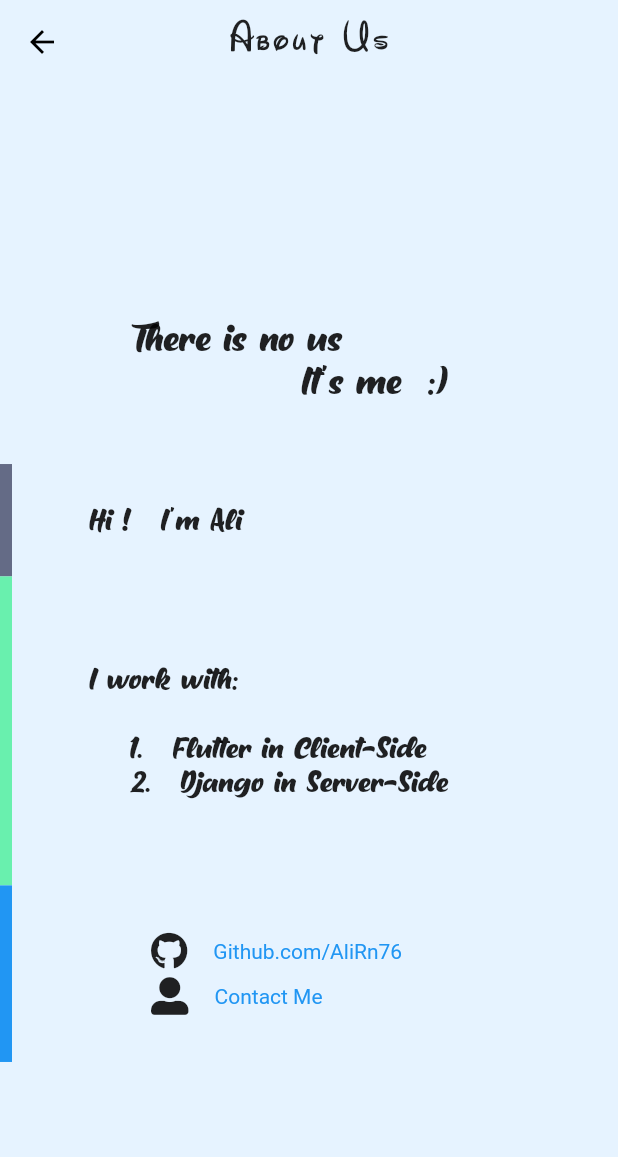
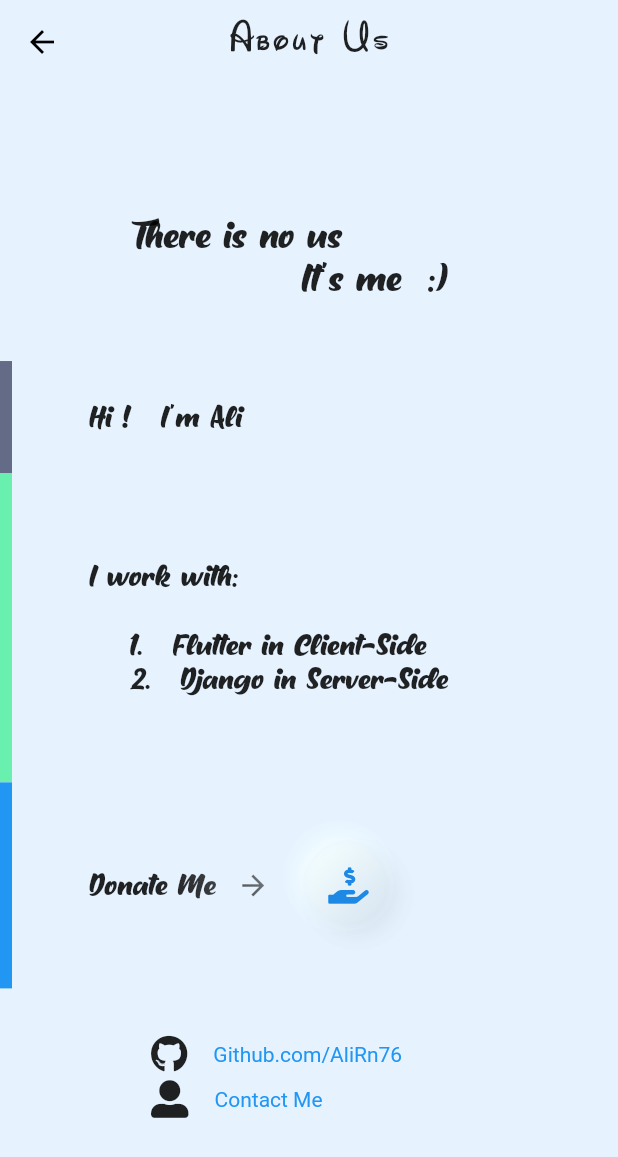
Before and after one commit to AliRn76/HiCoffee-App, a Flutter app: the AboutUsScreen screen opened directly, on a phone screen of 412 x 824 dp. Shown: the top 1157 px of the screen. Run offline on Flutter 3.47's test engine with Material 2 defaults, Android fonts, the phone set to English and light mode, and no system bars; drawn by our look-alikes of clay_containers; our stand-ins replace connectivity, flip_card, flutter_spinkit, font_awesome_flutter, numberpicker, sqflite and 1 more; missing offline and left inert: flutter_fluid_slider, folding_cell, jalali_date, number_selection, progress_button; accounts and stored records are empty.

Commit message:
ready for final release

```diff
--- a/hicoffee/lib/blocs/logs_provider.dart
+++ b/hicoffee/lib/blocs/logs_provider.dart
@@ -46,7 +46,7 @@ class LogsProvider extends ChangeNotifier {
   void reqShowLogs() async{
     try{
       Map<String, String> reqHeader = {"Authorization": "Token ${await selectToken()}"};
-      Response response = await get("http://al1.best:85/api/show-logs/", headers: reqHeader);
+      Response response = await get("http://al1.best:86/api/show-logs/", headers: reqHeader);
       print("show-logs response: ${response.statusCode}");
       List<dynamic> data = await jsonDecode(utf8.decode(response.bodyBytes));
       // Serialize data
--- a/hicoffee/lib/blocs/requests_provider.dart
+++ b/hicoffee/lib/blocs/requests_provider.dart
@@ -47,7 +47,7 @@ class RequestsProvider extends ChangeNotifier{
   void requestItems() async{
     try{
       Map<String, String> reqHeader = {"Authorization": "Token ${await selectToken()}"};
-      Response response = await get("http://al1.best:85/api/show-all/", headers:reqHeader);
+      Response response = await get("http://al1.best:86/api/show-all/", headers:reqHeader);
       print("response: ${response.statusCode}");
       List<dynamic> data = await jsonDecode(utf8.decode(response.bodyBytes));
       print("data: $data");
@@ -77,8 +77,8 @@ class RequestsProvider extends ChangeNotifier{
       "Accept": "application/json",
       "Authorization": "Token ${await selectToken()}"
     };
-    Response response = await post("http://al1.best:85/api/add/", body:jsonBody, headers:reqHeader);
-    if(response.statusCode == 201){
+    Response response = await post("http://al1.best:86/api/add/", body:jsonBody, headers:reqHeader);
+    if(response.statusCode == 200){
       // Add to local db
       var result = await DatabaseHelper().insertItem(item);
       print("Insert db Result: $result");
@@ -94,7 +94,7 @@ class RequestsProvider extends ChangeNotifier{
   // delete item from server
   Future<int> reqDeleteItem(Item item) async{
     Map<String, String> reqHeader = {"Authorization": "Token ${await selectToken()}"};
-    Response response = await delete("http://al1.best:85/api/delete/${item.name}", headers:reqHeader);
+    Response response = await delete("http://al1.best:86/api/delete/${item.name}", headers:reqHeader);
     print(response.body);
     print(response.statusCode);
     if(response.statusCode == 200){
@@ -119,7 +119,7 @@ class RequestsProvider extends ChangeNotifier{
       "Accept": "application/json",
       "Authorization": "Token ${await selectToken()}"
     };
-    Response response = await post("http://al1.best:85/api/sell/", body:jsonBody, headers:reqHeader);
+    Response response = await post("http://al1.best:86/api/sell/", body:jsonBody, headers:reqHeader);
     if(response.statusCode == 200){
       // Update the local db
       var result = await DatabaseHelper().updateItem(item, sellValue);
@@ -148,7 +148,7 @@ class RequestsProvider extends ChangeNotifier{
       "Accept": "application/json",
       "Authorization": "Token ${await selectToken()}"
     };
-    Response response = await put("http://al1.best:85/api/edit/", body:jsonBody, headers: reqHeader);
+    Response response = await put("http://al1.best:86/api/edit/", body:jsonBody, headers: reqHeader);
     if(response.statusCode == 202){
       // Update the local db
       var result = await DatabaseHelper().editItem(oldName, newName, newNumber);
--- a/hicoffee/lib/screens/aboutUs_screen.dart
+++ b/hicoffee/lib/screens/aboutUs_screen.dart
@@ -143,95 +143,95 @@ class _AboutUsScreenState extends State<AboutUsScreen>  with SingleTickerProvide
               ),
             ],
           ),
-//          Row(
-//            children: <Widget>[
-//              Container(
-//                width: 8.0,
-//                height: height()/6,
-//                color: Colors.blue,
-//              ),
-//              SizedBox(width: width()/8),
-//              Container(
-//                width: width() - width()/8 - 8,
-//                height: height()/6,
-//                child: Align(
-//                  alignment: Alignment(-1, 0),
-//                  child: Row(
-//                    mainAxisAlignment: MainAxisAlignment.start,
-//                    children: <Widget>[
-////                    SizedBox(width: width()/16),
-//                      Text(
-//                        "Donate Me  ",
-//                        style: TextStyle(
-//                          fontFamily: "Milton",
-//                          fontSize: 20.0,
-//                        ),
-//                      ),
-//                      Icon(
-//                        Icons.arrow_forward,
-//                        size: 22.0,
-//                      ),
-//                      SizedBox(width: 10.0),
-//                      Center(
-//                        child: ClayContainer(
-//                          color: Theme.of(context).scaffoldBackgroundColor,
-//                          height: 85,
-//                          width: 85,
-//                          borderRadius: 200,
-//                          curveType: CurveType.concave,
-//                          spread: 30,
-//                          depth: calculatedFirstDepth.toInt(),
-//                          child: Center(
-//                            child: ClayContainer(
-//                              height: 75,
-//                              width: 75,
-//                              borderRadius: 200,
-//                              depth: calculatedSecondDepth.toInt(),
-//                              curveType: CurveType.convex,
-//                              color: Theme.of(context).scaffoldBackgroundColor,
-//                              child: Center(
-//                                child: ClayContainer(
-//                                    height: 60,
-//                                    width: 60,
-//                                    borderRadius: 200,
-//                                    color: Theme.of(context).scaffoldBackgroundColor,
-//                                    depth: calculatedThirdDepth.toInt(),
-//                                    curveType: CurveType.concave,
-//                                    child: Center(
-//                                        child: ClayContainer(
-//                                          height: 50,
-//                                          width: 50,
-//                                          borderRadius: 200,
-//                                          color: Theme.of(context).scaffoldBackgroundColor,
-//                                          depth: calculatedFourthDepth.toInt(),
-//                                          curveType: CurveType.convex,
-//                                          child: IconButton(
-//                                            icon: FaIcon(FontAwesomeIcons.handHoldingUsd),
-//                                            onPressed: () => launch('https://idpay.ir/alirn'),
-//                                            color: Colors.blue[600],
-//                                            splashColor: Colors.blue,
-//                                            hoverColor: Colors.blue,
-//                                          ),
-//                                        )
-//                                    )
-//                                ),
-//                              ),
-//                            ),
-//                          ),
-//                        ),
-//                      ),
-//                    ],
-//                  ),
-//                ),
-//              ),
-//            ],
-//          ),
+          Row(
+            children: <Widget>[
+              Container(
+                width: 8.0,
+                height: height()/6,
+                color: Colors.blue,
+              ),
+              SizedBox(width: width()/8),
+              Container(
+                width: width() - width()/8 - 8,
+                height: height()/6,
+                child: Align(
+                  alignment: Alignment(-1, 0),
+                  child: Row(
+                    mainAxisAlignment: MainAxisAlignment.start,
+                    children: <Widget>[
+//                    SizedBox(width: width()/16),
+                      Text(
+                        "Donate Me  ",
+                        style: TextStyle(
+                          fontFamily: "Milton",
+                          fontSize: 20.0,
+                        ),
+                      ),
+                      Icon(
+                        Icons.arrow_forward,
+                        size: 22.0,
+                      ),
+                      SizedBox(width: 10.0),
+                      Center(
+                        child: ClayContainer(
+                          color: Theme.of(context).scaffoldBackgroundColor,
+                          height: 85,
+                          width: 85,
+                          borderRadius: 200,
+                          curveType: CurveType.concave,
+                          spread: 30,
+                          depth: calculatedFirstDepth.toInt(),
+                          child: Center(
+                            child: ClayContainer(
+                              height: 75,
+                              width: 75,
+                              borderRadius: 200,
+                              depth: calculatedSecondDepth.toInt(),
+                              curveType: CurveType.convex,
+                              color: Theme.of(context).scaffoldBackgroundColor,
+                              child: Center(
+                                child: ClayContainer(
+                                    height: 60,
+                                    width: 60,
+                                    borderRadius: 200,
+                                    color: Theme.of(context).scaffoldBackgroundColor,
+                                    depth: calculatedThirdDepth.toInt(),
+                                    curveType: CurveType.concave,
+                                    child: Center(
+                                        child: ClayContainer(
+                                          height: 50,
+                                          width: 50,
+                                          borderRadius: 200,
+                                          color: Theme.of(context).scaffoldBackgroundColor,
+                                          depth: calculatedFourthDepth.toInt(),
+                                          curveType: CurveType.convex,
+                                          child: IconButton(
+                                            icon: FaIcon(FontAwesomeIcons.handHoldingUsd),
+                                            onPressed: () => launch('https://idpay.ir/alirn'),
+                                            color: Colors.blue[600],
+                                            splashColor: Colors.blue,
+                                            hoverColor: Colors.blue,
+                                          ),
+                                        )
+                                    )
+                                ),
+                              ),
+                            ),
+                          ),
+                        ),
+                      ),
+                    ],
+                  ),
+                ),
+              ),
+            ],
+          ),
           Row(
             children: <Widget>[
               Container(
                 width: 8.0,
                 height: height()/7,
-                color: Colors.blue,
+//                color: Colors.blue,
               ),
               SizedBox(width: width()/8),
               Container(
--- a/hicoffee/lib/screens/addItem_screen.dart
+++ b/hicoffee/lib/screens/addItem_screen.dart
@@ -69,7 +69,7 @@ class _AddItemScreenState extends State<AddItemScreen> {
       statusCode = await requestsProvider.reqAddItem(item);
       print(statusCode);
       setState(() {
-        if(statusCode == 201){
+        if(statusCode == 200){
           responseMessage = "باموفقیت اضافه شد";
           responseColor = Colors.greenAccent[400];
           responseIcon = Icon(Icons.done_all, color: responseColor);
@@ -82,7 +82,7 @@ class _AddItemScreenState extends State<AddItemScreen> {
           responseIcon = Icon(Icons.close, color: responseColor);
         }
         else{
-          responseMessage = "یه چیزی این وسط اشتباه کار میکنه - خطا $statusCode";
+          responseMessage = "خطا $statusCode";
           responseColor = Colors.redAccent[400];
           responseIcon = Icon(Icons.clear, color: responseColor);
         }
--- a/hicoffee/lib/screens/editItem_screen.dart
+++ b/hicoffee/lib/screens/editItem_screen.dart
@@ -110,6 +110,7 @@ class _EditItemScreenState extends State<EditItemScreen> {
                   );
                 }
             );
+//            Navigator.pop(context, true);
           }else if(statusCode == 406){
 
             responseMessage = "نام محصول تکراری است";
@@ -117,7 +118,7 @@ class _EditItemScreenState extends State<EditItemScreen> {
             responseIcon = Icon(Icons.close, color: responseColor);
           }
           else{
-            responseMessage = "یه چیزی این وسط اشتباه کار میکنه \n خطا $statusCode";
+            responseMessage = " خطا $statusCode";
             responseColor = errorColor;
             responseIcon = Icon(Icons.clear, color: responseColor);
           }
--- a/hicoffee/lib/screens/login_screen.dart
+++ b/hicoffee/lib/screens/login_screen.dart
@@ -78,7 +78,7 @@ class _LoginScreenState extends State<LoginScreen> {
     String jsonBody = jsonEncode(reqBody);
     print(jsonBody);
     Map<String, String> reqHeader = {"Content-type": "application/json", "Accept": "application/json"};
-    Response response = await post("http://al1.best:85/api/login/", body:jsonBody, headers: reqHeader);
+    Response response = await post("http://al1.best:86/api/login/", body:jsonBody, headers: reqHeader);
     dynamic data = await jsonDecode(utf8.decode(response.bodyBytes));
     token = data["token"];
     print("Login statusCode: ${response.statusCode}");
--- a/hicoffee/pubspec.yaml
+++ b/hicoffee/pubspec.yaml
@@ -15,7 +15,7 @@ publish_to: 'none' # Remove this line if you wish to publish to pub.dev
 # In iOS, build-name is used as CFBundleShortVersionString while build-number used as CFBundleVersion.
 # Read more about iOS versioning at
 # https://developer.apple.com/library/archive/documentation/General/Reference/InfoPlistKeyReference/Articles/CoreFoundationKeys.html
-version: 1.16.1+1
+version: 1.17.1+1
 
 environment:
   sdk: ">=2.7.0 <3.0.0"
```
